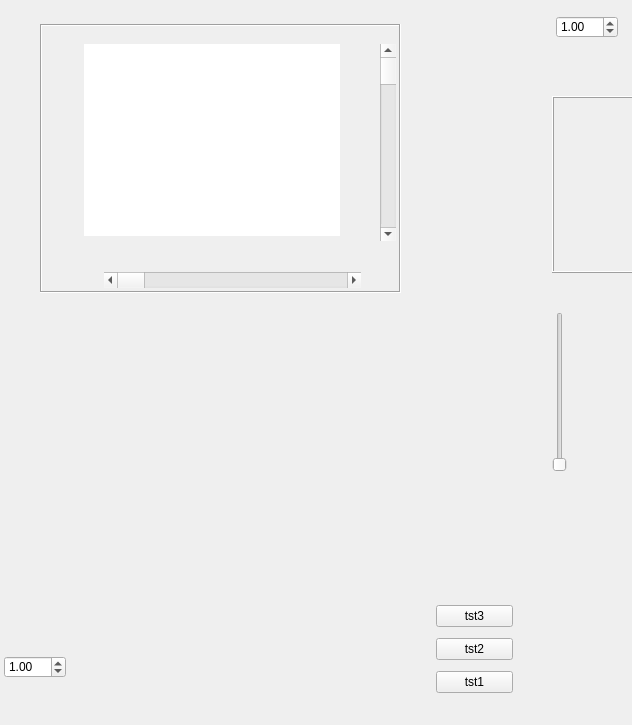
This is src/mf_ngraph.ui in rrra11git/graph as Qt 5 draws it before an edit. The edited form follows.
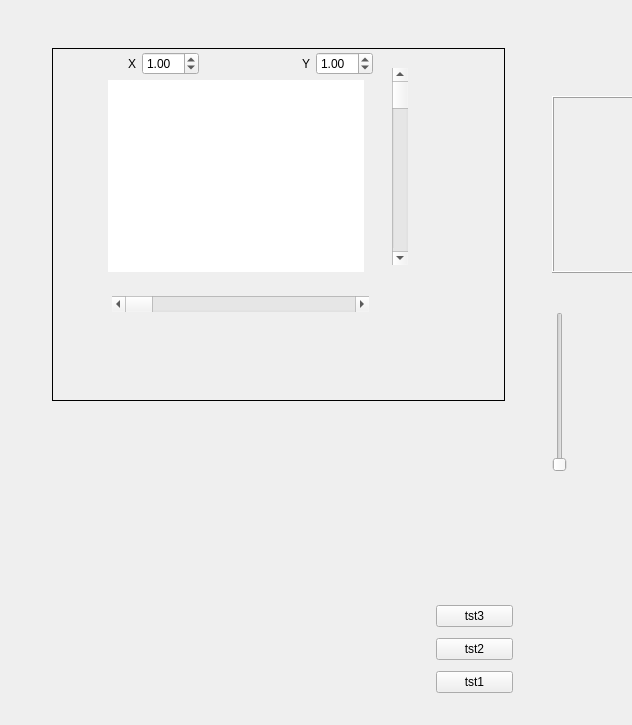
This is the edited form. Custom widgets are drawn as their Qt base class.

Patch:
```diff
--- a/src/mf_ngraph.ui
+++ b/src/mf_ngraph.ui
@@ -46,28 +46,6 @@
     </item>
    </layout>
   </widget>
-  <widget class="QDoubleSpinBox" name="sb_ScaleX">
-   <property name="geometry">
-    <rect>
-     <x>4</x>
-     <y>656</y>
-     <width>62</width>
-     <height>22</height>
-    </rect>
-   </property>
-   <property name="minimum">
-    <double>0.100000000000000</double>
-   </property>
-   <property name="maximum">
-    <double>10.000000000000000</double>
-   </property>
-   <property name="singleStep">
-    <double>0.200000000000000</double>
-   </property>
-   <property name="value">
-    <double>1.000000000000000</double>
-   </property>
-  </widget>
   <widget class="QSlider" name="verticalSlider">
    <property name="geometry">
     <rect>
@@ -84,28 +62,6 @@
     <enum>Qt::Vertical</enum>
    </property>
   </widget>
-  <widget class="QDoubleSpinBox" name="sb_ScaleY">
-   <property name="geometry">
-    <rect>
-     <x>556</x>
-     <y>16</y>
-     <width>62</width>
-     <height>22</height>
-    </rect>
-   </property>
-   <property name="minimum">
-    <double>0.100000000000000</double>
-   </property>
-   <property name="maximum">
-    <double>10.000000000000000</double>
-   </property>
-   <property name="singleStep">
-    <double>0.200000000000000</double>
-   </property>
-   <property name="value">
-    <double>1.000000000000000</double>
-   </property>
-  </widget>
   <widget class="QToolButton" name="toolButton">
    <property name="geometry">
     <rect>
@@ -138,17 +94,17 @@
   <widget class="QFrame" name="frame_gr">
    <property name="geometry">
     <rect>
-     <x>40</x>
-     <y>24</y>
-     <width>361</width>
-     <height>269</height>
+     <x>52</x>
+     <y>48</y>
+     <width>453</width>
+     <height>353</height>
     </rect>
    </property>
    <property name="frameShape">
     <enum>QFrame::Box</enum>
    </property>
    <property name="frameShadow">
-    <enum>QFrame::Sunken</enum>
+    <enum>QFrame::Plain</enum>
    </property>
    <property name="lineWidth">
     <number>1</number>
@@ -156,7 +112,7 @@
    <widget class="QScrollBar" name="scr_h">
     <property name="geometry">
      <rect>
-      <x>64</x>
+      <x>60</x>
       <y>248</y>
       <width>257</width>
       <height>16</height>
@@ -191,8 +147,8 @@
    <widget class="Gr_View" name="graphicsView">
     <property name="geometry">
      <rect>
-      <x>44</x>
-      <y>20</y>
+      <x>56</x>
+      <y>32</y>
       <width>256</width>
       <height>192</height>
      </rect>
@@ -201,6 +157,77 @@
      <enum>QFrame::NoFrame</enum>
     </property>
    </widget>
+   <widget class="QWidget" name="">
+    <property name="geometry">
+     <rect>
+      <x>76</x>
+      <y>4</y>
+      <width>245</width>
+      <height>23</height>
+     </rect>
+    </property>
+    <layout class="QHBoxLayout" name="horizontalLayout">
+     <item>
+      <widget class="QLabel" name="label">
+       <property name="text">
+        <string>X</string>
+       </property>
+      </widget>
+     </item>
+     <item>
+      <widget class="QDoubleSpinBox" name="sb_ScaleX">
+       <property name="minimum">
+        <double>0.100000000000000</double>
+       </property>
+       <property name="maximum">
+        <double>10.000000000000000</double>
+       </property>
+       <property name="singleStep">
+        <double>0.200000000000000</double>
+       </property>
+       <property name="value">
+        <double>1.000000000000000</double>
+       </property>
+      </widget>
+     </item>
+     <item>
+      <spacer name="horizontalSpacer">
+       <property name="orientation">
+        <enum>Qt::Horizontal</enum>
+       </property>
+       <property name="sizeHint" stdset="0">
+        <size>
+         <width>40</width>
+         <height>20</height>
+        </size>
+       </property>
+      </spacer>
+     </item>
+     <item>
+      <widget class="QLabel" name="label_2">
+       <property name="text">
+        <string>Y</string>
+       </property>
+      </widget>
+     </item>
+     <item>
+      <widget class="QDoubleSpinBox" name="sb_ScaleY">
+       <property name="minimum">
+        <double>0.100000000000000</double>
+       </property>
+       <property name="maximum">
+        <double>10.000000000000000</double>
+       </property>
+       <property name="singleStep">
+        <double>0.200000000000000</double>
+       </property>
+       <property name="value">
+        <double>1.000000000000000</double>
+       </property>
+      </widget>
+     </item>
+    </layout>
+   </widget>
   </widget>
  </widget>
  <customwidgets>
```
